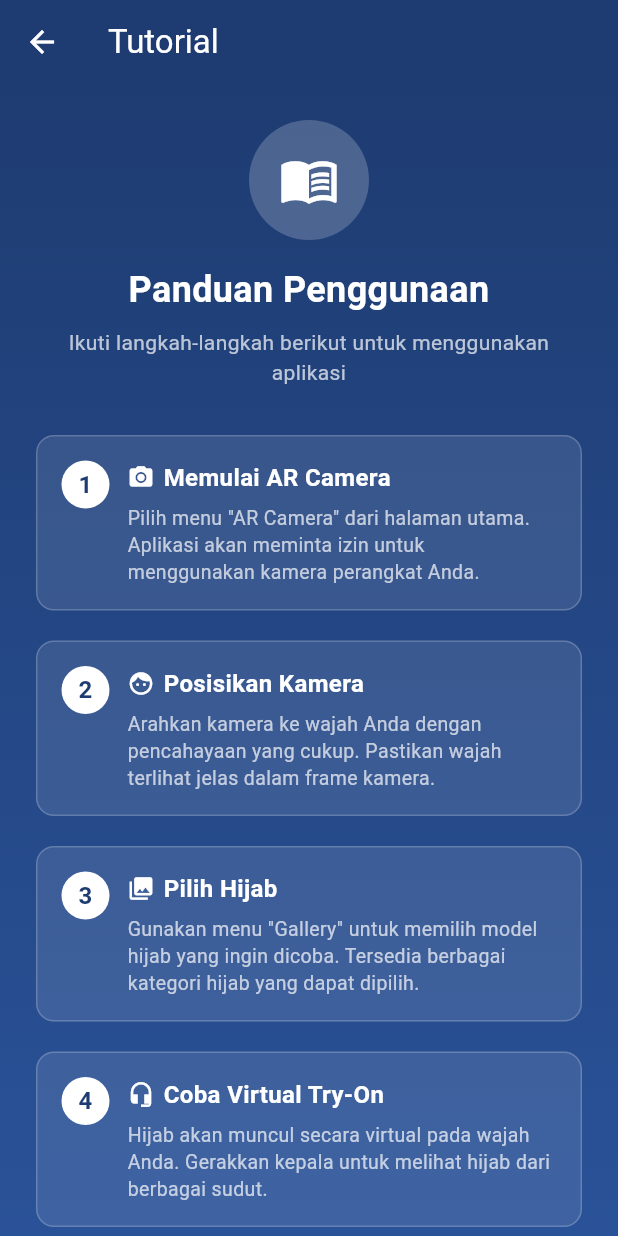
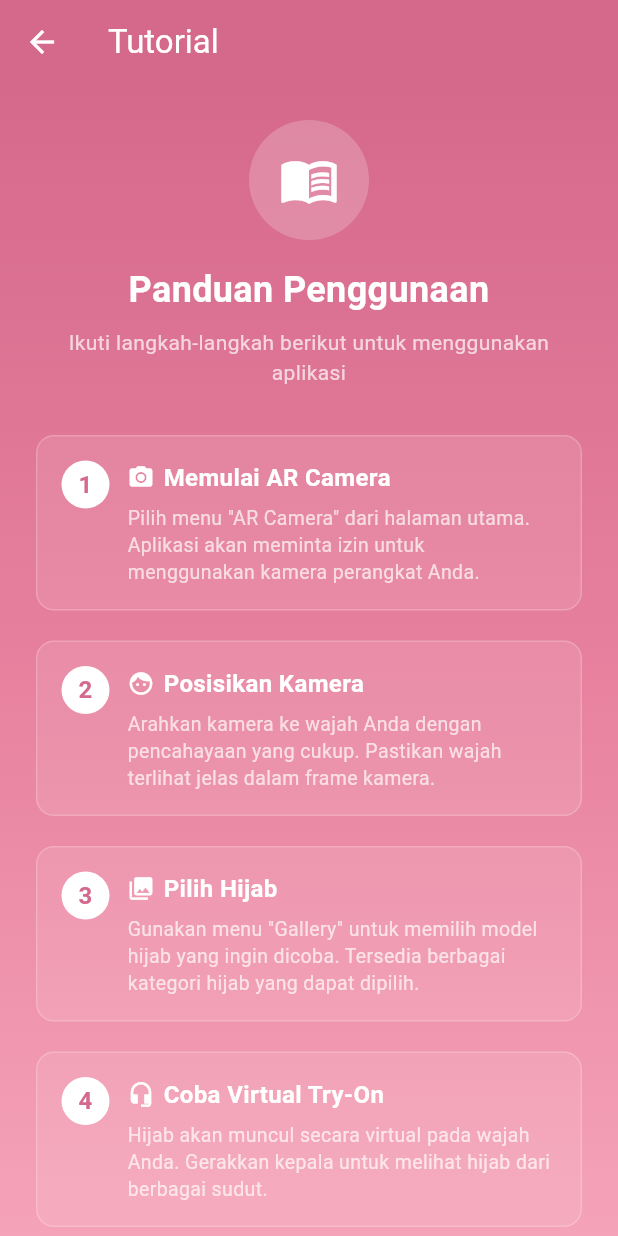
Before and after one commit to alvinda0/AR-Fashion, a Flutter app: the screen it shows after launch, after a tap on "Tutorial", on a phone screen of 412 x 824 dp. Run offline on Flutter 3.47's test engine with Material 3 defaults, Android fonts, the phone set to English and light mode, and no system bars; our stand-ins replace camera, permission_handler; missing offline and left inert: google_ml_kit, model_viewer_plus.

Commit message:
fix warna

```diff
--- a/lib/main.dart
+++ b/lib/main.dart
@@ -1,7 +1,7 @@
 import 'package:flutter/material.dart';
 import 'package:permission_handler/permission_handler.dart';
 import 'screens/ar_camera_v2.dart';
-import 'screens/body_tracking_screen.dart';
+import 'screens/tutorial_screen.dart';
 import 'screens/fashion_collection_screen.dart';
 import 'screens/about_screen.dart';
 import 'screens/gallery_screen.dart';
@@ -23,7 +23,7 @@
     return MaterialApp(
       title: 'Vast Hijab Store',
       theme: ThemeData(
-        colorScheme: ColorScheme.fromSeed(seedColor: Colors.blue),
+        colorScheme: ColorScheme.fromSeed(seedColor: const Color(0xFFD5698C)),
         useMaterial3: true,
       ),
       home: const HomeScreen(),
@@ -71,7 +71,7 @@
   void _navigateToBodyTracking() {
     Navigator.of(context).push(
       MaterialPageRoute(
-        builder: (context) => const BodyTrackingScreen(),
+        builder: (context) => const TutorialScreen(),
       ),
     );
   }
@@ -155,8 +155,9 @@
             begin: Alignment.topCenter,
             end: Alignment.bottomCenter,
             colors: [
-              Color(0xFF1E3C72), // Blue primary
-              Color(0xFF2A5298), // Blue lighter
+              Color(0xFFD5698C), // Rose pink darker
+              Color(0xFFE7809E), // Rose pink (logo color)
+              Color(0xFFF5A3B8), // Rose pink lighter
             ],
           ),
         ),
@@ -218,7 +219,7 @@
                 return Icon(
                   Icons.headset_mic,
                   size: logoSize * 0.5,
-                  color: const Color(0xFF1E3C72),
+                  color: const Color(0xFFD5698C),
                 );
               },
             ),
@@ -292,7 +293,7 @@
                       return const Icon(
                         Icons.headset_mic,
                         size: 50,
-                        color: Color(0xFF1E3C72),
+                        color: Color(0xFFD5698C),
                       );
                     },
                   ),
@@ -395,7 +396,7 @@
         onPressed: _isLoading ? null : _navigateToARCamera,
         style: ElevatedButton.styleFrom(
           backgroundColor: Colors.white,
-          foregroundColor: const Color(0xFF1E3C72),
+          foregroundColor: const Color(0xFFD5698C),
           shape: RoundedRectangleBorder(
             borderRadius: BorderRadius.circular(isTablet ? 32 : 28),
           ),
@@ -408,7 +409,7 @@
                 child: const CircularProgressIndicator(
                   strokeWidth: 2,
                   valueColor: AlwaysStoppedAnimation<Color>(
-                    Color(0xFF1E3C72),
+                    Color(0xFFD5698C),
                   ),
                 ),
               )
@@ -444,11 +445,15 @@
       child: Container(
         padding: EdgeInsets.all(isTablet ? 20 : 16),
         decoration: BoxDecoration(
-          color: Colors.white.withValues(alpha: 0.1),
+          color: Colors.white,
           borderRadius: BorderRadius.circular(12),
-          border: Border.all(
-            color: Colors.white.withValues(alpha: 0.2),
-          ),
+          boxShadow: [
+            BoxShadow(
+              color: Colors.black.withValues(alpha: 0.1),
+              blurRadius: 8,
+              offset: const Offset(0, 2),
+            ),
+          ],
         ),
         child: Row(
           children: [
@@ -456,12 +461,12 @@
               width: iconSize,
               height: iconSize,
               decoration: BoxDecoration(
-                color: Colors.white.withValues(alpha: 0.2),
+                color: const Color(0xFFE7809E).withValues(alpha: 0.2),
                 borderRadius: BorderRadius.circular(iconSize / 2),
               ),
               child: Icon(
                 icon,
-                color: Colors.white,
+                color: const Color(0xFFD5698C),
                 size: iconSize * 0.5,
               ),
             ),
@@ -475,7 +480,7 @@
                     style: TextStyle(
                       fontSize: titleSize,
                       fontWeight: FontWeight.bold,
-                      color: Colors.white,
+                      color: const Color(0xFF333333),
                     ),
                   ),
                   SizedBox(height: isTablet ? 6 : 4),
@@ -483,7 +488,7 @@
                     description,
                     style: TextStyle(
                       fontSize: descSize,
-                      color: Colors.white.withValues(alpha: 0.8),
+                      color: const Color(0xFF666666),
                     ),
                   ),
                 ],
@@ -491,7 +496,7 @@
             ),
             Icon(
               Icons.arrow_forward_ios,
-              color: Colors.white.withValues(alpha: 0.6),
+              color: const Color(0xFFD5698C),
               size: isTablet ? 20 : 16,
             ),
           ],
--- a/lib/screens/body_tracking_screen.dart
+++ b/lib/screens/tutorial_screen.dart
@@ -1,7 +1,7 @@
 import 'package:flutter/material.dart';
 
-class BodyTrackingScreen extends StatelessWidget {
-  const BodyTrackingScreen({super.key});
+class TutorialScreen extends StatelessWidget {
+  const TutorialScreen({super.key});
 
   @override
   Widget build(BuildContext context) {
@@ -11,7 +11,7 @@
     return Scaffold(
       appBar: AppBar(
         title: const Text('Tutorial'),
-        backgroundColor: const Color(0xFF1E3C72),
+        backgroundColor: const Color(0xFFD5698C),
         foregroundColor: Colors.white,
       ),
       body: Container(
@@ -20,8 +20,9 @@
             begin: Alignment.topCenter,
             end: Alignment.bottomCenter,
             colors: [
-              Color(0xFF1E3C72),
-              Color(0xFF2A5298),
+              Color(0xFFD5698C),
+              Color(0xFFE7809E),
+              Color(0xFFF5A3B8),
             ],
           ),
         ),
@@ -213,7 +214,7 @@
                 style: TextStyle(
                   fontSize: isTablet ? 18 : 16,
                   fontWeight: FontWeight.bold,
-                  color: const Color(0xFF1E3C72),
+                  color: const Color(0xFFD5698C),
                 ),
               ),
             ),
```
Also changed, not shown: lib/screens/about_screen.dart (+6 -5 lines), lib/screens/gallery_screen.dart (+5 -5 lines).
